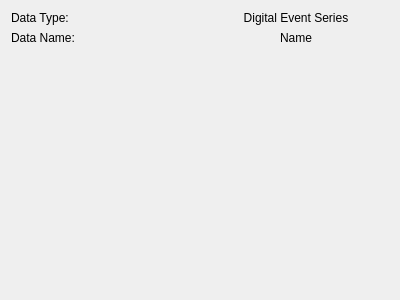
The window that src/WhiskerToolbox/DataViewer_Widget/DigitalEvent/EventViewer_Widget.ui (paulmthompson/WhiskerToolbox) describes before a commit, drawn with Qt 5.
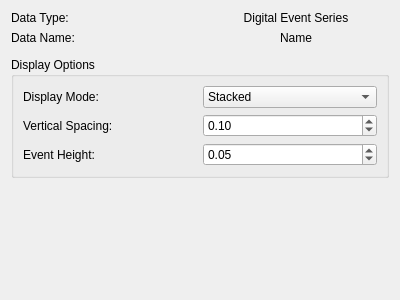
The same window after the commit. Custom widgets are drawn as their Qt base class.

Commit message: feat: Add event stacking with configurable spacing to DataViewer Widget

What changed in the file:
```diff
--- a/src/WhiskerToolbox/DataViewer_Widget/DigitalEvent/EventViewer_Widget.ui
+++ b/src/WhiskerToolbox/DataViewer_Widget/DigitalEvent/EventViewer_Widget.ui
@@ -59,6 +59,94 @@
    <item>
     <widget class="ColorPicker_Widget" name="color_picker" native="true"/>
    </item>
+   <item>
+    <widget class="QGroupBox" name="display_groupbox">
+     <property name="title">
+      <string>Display Options</string>
+     </property>
+     <layout class="QVBoxLayout" name="display_layout">
+      <item>
+       <layout class="QHBoxLayout" name="mode_layout">
+        <item>
+         <widget class="QLabel" name="mode_label">
+          <property name="text">
+           <string>Display Mode:</string>
+          </property>
+         </widget>
+        </item>
+        <item>
+         <widget class="QComboBox" name="mode_combo">
+          <item>
+           <property name="text">
+            <string>Stacked</string>
+           </property>
+          </item>
+          <item>
+           <property name="text">
+            <string>Full Canvas</string>
+           </property>
+          </item>
+         </widget>
+        </item>
+       </layout>
+      </item>
+      <item>
+       <layout class="QHBoxLayout" name="spacing_layout">
+        <item>
+         <widget class="QLabel" name="spacing_label">
+          <property name="text">
+           <string>Vertical Spacing:</string>
+          </property>
+         </widget>
+        </item>
+        <item>
+         <widget class="QDoubleSpinBox" name="spacing_spinbox">
+          <property name="minimum">
+           <double>0.010000000000000</double>
+          </property>
+          <property name="maximum">
+           <double>1.000000000000000</double>
+          </property>
+          <property name="singleStep">
+           <double>0.010000000000000</double>
+          </property>
+          <property name="value">
+           <double>0.100000000000000</double>
+          </property>
+         </widget>
+        </item>
+       </layout>
+      </item>
+      <item>
+       <layout class="QHBoxLayout" name="height_layout">
+        <item>
+         <widget class="QLabel" name="height_label">
+          <property name="text">
+           <string>Event Height:</string>
+          </property>
+         </widget>
+        </item>
+        <item>
+         <widget class="QDoubleSpinBox" name="height_spinbox">
+          <property name="minimum">
+           <double>0.010000000000000</double>
+          </property>
+          <property name="maximum">
+           <double>0.500000000000000</double>
+          </property>
+          <property name="singleStep">
+           <double>0.010000000000000</double>
+          </property>
+          <property name="value">
+           <double>0.050000000000000</double>
+          </property>
+         </widget>
+        </item>
+       </layout>
+      </item>
+     </layout>
+    </widget>
+   </item>
    <item>
     <spacer name="verticalSpacer">
      <property name="orientation">
```
The commit also changes 6 other files.
